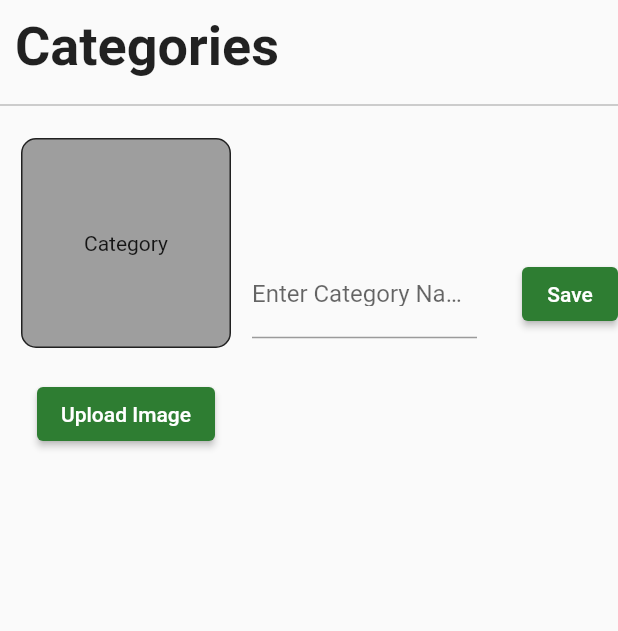
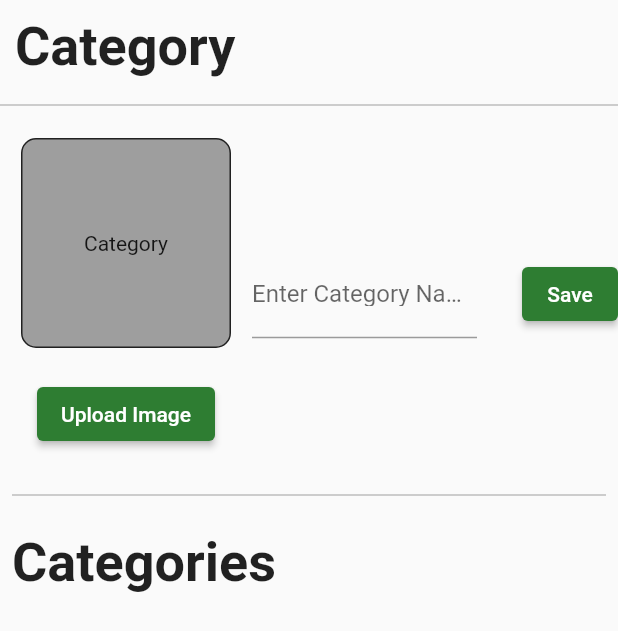
Before and after one commit to Briankurtish/multiVendor-AdminPanel, a Flutter app: the CategoriesScreen widget shown alone on an empty page, opened directly, on a phone screen of 412 x 824 dp. Shown: the top 631 px of the screen. Run offline on Flutter 3.47's test engine with Material 2 defaults, Android fonts, the phone set to English and light mode, and no system bars; our stand-ins replace cloud_firestore, file_picker, firebase_core, firebase_storage, flutter_easyloading; missing offline and left inert: flutter_admin_scaffold; accounts and stored records are empty.

Commit message:
successfully displayed the categories on the category screen of the web panel

```diff
--- a/multivendor_admin_pannel/lib/views/screens/side_bar_screens/categories_screen.dart
+++ b/multivendor_admin_pannel/lib/views/screens/side_bar_screens/categories_screen.dart
@@ -3,6 +3,7 @@
 import 'package:firebase_storage/firebase_storage.dart';
 import 'package:flutter/material.dart';
 import 'package:flutter_easyloading/flutter_easyloading.dart';
+import 'package:multivendor_admin_pannel/views/screens/side_bar_screens/widgets/category_widget.dart';
 
 class CategoriesScreen extends StatefulWidget {
   static const String routeName = '\CategoriesScreen';
@@ -59,7 +60,11 @@
       }).whenComplete(() {
         EasyLoading.dismiss();
         setState(() {
+          //Clear the image container after uploading
           _image = null;
+
+          //Clear the form field after uploading
+          _formKey.currentState!.reset();
         });
       });
     }
@@ -76,7 +81,7 @@
               alignment: Alignment.topLeft,
               padding: const EdgeInsets.all(10),
               child: const Text(
-                'Categories',
+                'Category',
                 style: TextStyle(
                   fontWeight: FontWeight.w700,
                   fontSize: 36,
@@ -161,6 +166,26 @@
                 ),
               ],
             ),
+            Padding(
+              padding: const EdgeInsets.all(8.0),
+              child: Divider(
+                color: Colors.grey,
+              ),
+            ),
+            Padding(
+              padding: const EdgeInsets.all(8.0),
+              child: Container(
+                alignment: Alignment.topLeft,
+                child: const Text(
+                  'Categories',
+                  style: TextStyle(
+                    fontWeight: FontWeight.w700,
+                    fontSize: 36,
+                  ),
+                ),
+              ),
+            ),
+            CategoryWidget()
           ],
         ),
       ),
--- /dev/null
+++ b/multivendor_admin_pannel/lib/views/screens/side_bar_screens/widgets/category_widget.dart
@@ -0,0 +1,53 @@
+import 'package:cloud_firestore/cloud_firestore.dart';
+import 'package:flutter/material.dart';
+
+class CategoryWidget extends StatelessWidget {
+  const CategoryWidget({super.key});
+
+  @override
+  Widget build(BuildContext context) {
+    final Stream<QuerySnapshot> _categoriesStream =
+        FirebaseFirestore.instance.collection('categories').snapshots();
+    return StreamBuilder<QuerySnapshot>(
+      stream: _categoriesStream,
+      builder: (BuildContext context, AsyncSnapshot<QuerySnapshot> snapshot) {
+        if (snapshot.hasError) {
+          return Text('Something went wrong');
+        }
+
+        if (snapshot.connectionState == ConnectionState.waiting) {
+          return Center(
+            child: CircularProgressIndicator(
+              color: Colors.green.shade800,
+            ),
+          );
+        }
+
+        return GridView.builder(
+          shrinkWrap: true,
+          itemCount: snapshot.data!.size,
+          gridDelegate: SliverGridDelegateWithFixedCrossAxisCount(
+            crossAxisCount: 6,
+            mainAxisSpacing: 8,
+            crossAxisSpacing: 8,
+          ),
+          itemBuilder: (context, index) {
+            final categoryData = snapshot.data!.docs[index];
+            return Column(
+              children: [
+                SizedBox(
+                  height: 100,
+                  width: 100,
+                  child: Image.network(
+                    categoryData['image'],
+                  ),
+                ),
+                Text(categoryData['categoryName']),
+              ],
+            );
+          },
+        );
+      },
+    );
+  }
+}
```
